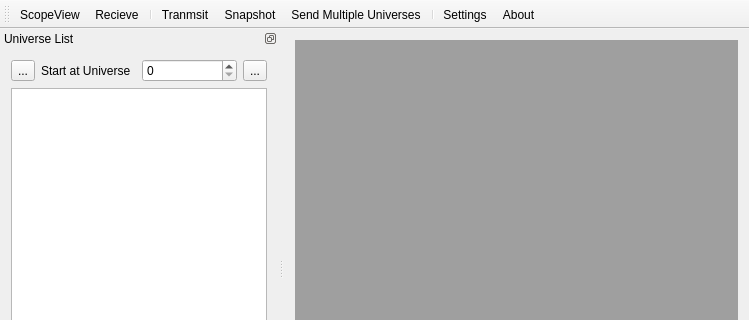
Qt form ui/mdimainwindow.ui (docsteer/sacnview) before a commit; both pictures show x 0 to 749 and y 0 to 320 of the 749 by 528 pixel window.
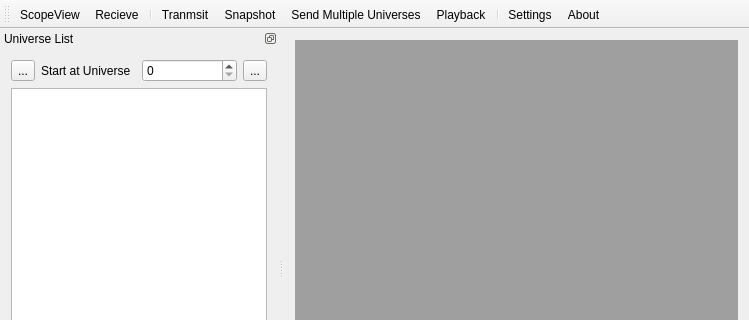
The same form after that commit. Icons and pictures are not drawn.

```diff
--- a/ui/mdimainwindow.ui
+++ b/ui/mdimainwindow.ui
@@ -42,6 +42,7 @@
    <addaction name="actionTranmsit"/>
    <addaction name="actionSnapshot"/>
    <addaction name="actionMultiUniverse"/>
+   <addaction name="actionPCAPPlayback"/>
    <addaction name="separator"/>
    <addaction name="actionSettings"/>
    <addaction name="actionAbout"/>
@@ -198,6 +199,15 @@
     <string>Send Multiple Universes</string>
    </property>
   </action>
+  <action name="actionPCAPPlayback">
+   <property name="icon">
+    <iconset resource="../res/resources.qrc">
+     <normaloff>:/icons/play.png</normaloff>:/icons/play.png</iconset>
+   </property>
+   <property name="text">
+    <string>Playback</string>
+   </property>
+  </action>
  </widget>
  <layoutdefault spacing="6" margin="11"/>
  <resources>
```
